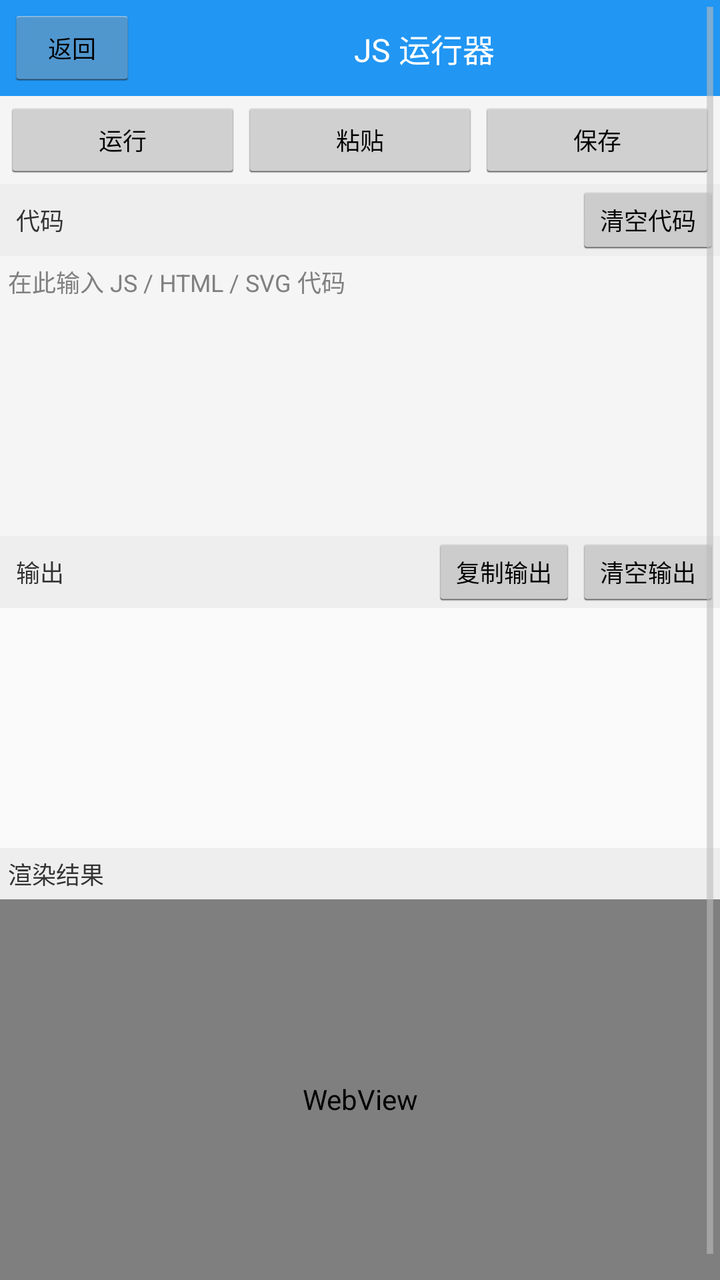
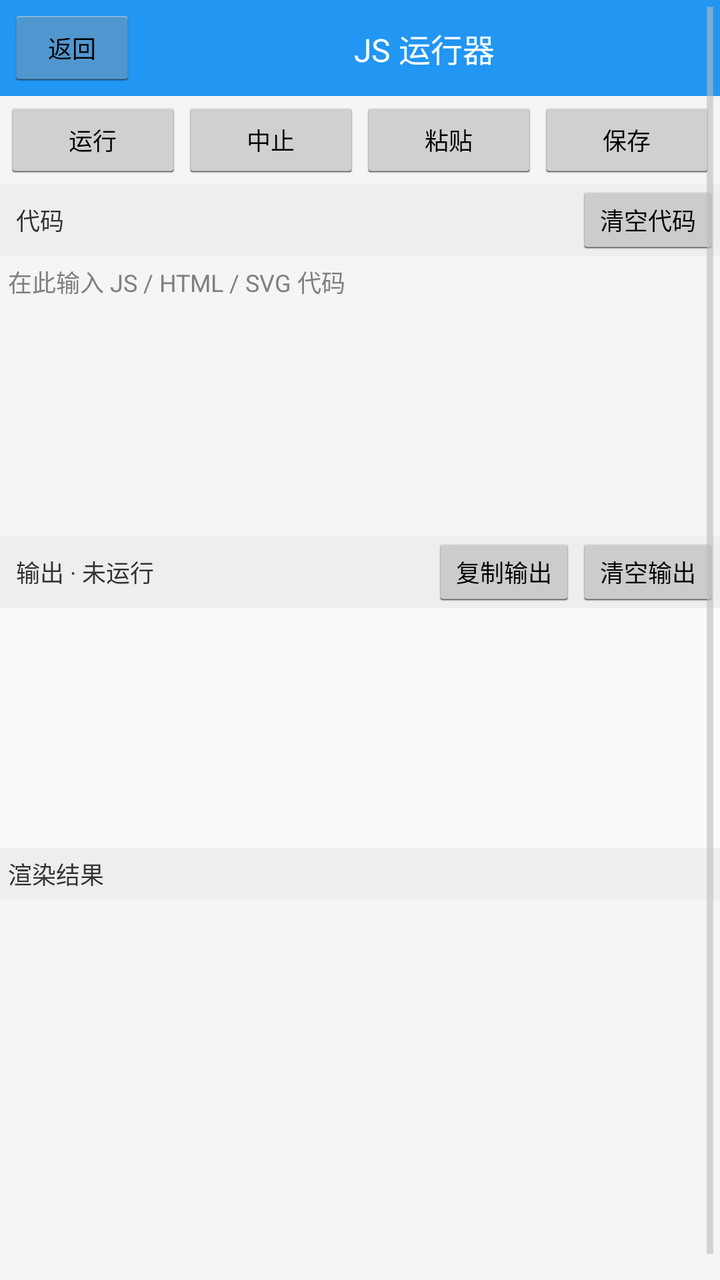

The first picture is an Android layout as it rendered before a commit; the second is the same layout after the commit. The layout source and the unified diff follow.
<!-- AndroidManifest.xml: application theme AppTheme -->
<!-- res/layout/activity_js_runner.xml -->
<?xml version="1.0" encoding="utf-8"?>
<ScrollView xmlns:android="http://schemas.android.com/apk/res/android"
    android:layout_width="match_parent"
    android:layout_height="match_parent"
    android:fillViewport="true">

<LinearLayout
    android:layout_width="match_parent"
    android:layout_height="wrap_content"
    android:orientation="vertical">

    <LinearLayout
        android:layout_width="match_parent"
        android:layout_height="wrap_content"
        android:background="#2196F3"
        android:orientation="horizontal"
        android:gravity="center_vertical"
        android:padding="4dp">

        <Button
            android:id="@+id/js_back_button"
            android:layout_width="wrap_content"
            android:layout_height="40dp"
            android:text="返回"
            android:textSize="12sp" />

        <TextView
            android:layout_width="0dp"
            android:layout_height="wrap_content"
            android:layout_weight="1"
            android:gravity="center"
            android:text="JS 运行器"
            android:textColor="#FFFFFF"
            android:textSize="16sp" />
    </LinearLayout>

    <LinearLayout
        android:layout_width="match_parent"
        android:layout_height="wrap_content"
        android:orientation="horizontal"
        android:padding="2dp">

        <Button
            android:id="@+id/js_run_button"
            android:layout_width="0dp"
            android:layout_height="40dp"
            android:layout_weight="1"
            android:text="运行"
            android:textSize="12sp" />

        <Button
            android:id="@+id/js_paste_button"
            android:layout_width="0dp"
            android:layout_height="40dp"
            android:layout_weight="1"
            android:text="粘贴"
            android:textSize="12sp" />

        <Button
            android:id="@+id/js_save_button"
            android:layout_width="0dp"
            android:layout_height="40dp"
            android:layout_weight="1"
            android:text="保存"
            android:textSize="12sp" />
    </LinearLayout>

    <LinearLayout
        android:layout_width="match_parent"
        android:layout_height="wrap_content"
        android:background="#EEEEEE"
        android:orientation="horizontal"
        android:gravity="center_vertical"
        android:paddingLeft="4dp">

        <TextView
            android:layout_width="0dp"
            android:layout_height="wrap_content"
            android:layout_weight="1"
            android:padding="4dp"
            android:text="代码"
            android:textColor="#333333"
            android:textSize="12sp" />

        <Button
            android:id="@+id/js_clear_code_button"
            android:layout_width="wrap_content"
            android:layout_height="36dp"
            android:text="清空代码"
            android:textSize="12sp" />
    </LinearLayout>

    <EditText
        android:id="@+id/js_code_input"
        android:layout_width="match_parent"
        android:layout_height="140dp"
        android:gravity="top|start"
        android:hint="在此输入 JS / HTML / SVG 代码"
        android:inputType="textMultiLine"
        android:textSize="12sp"
        android:background="#F5F5F5"
        android:padding="4dp" />

    <LinearLayout
        android:layout_width="match_parent"
        android:layout_height="wrap_content"
        android:background="#EEEEEE"
        android:orientation="horizontal"
        android:gravity="center_vertical"
        android:paddingLeft="4dp">

        <TextView
            android:layout_width="0dp"
            android:layout_height="wrap_content"
            android:layout_weight="1"
            android:padding="4dp"
            android:text="输出"
            android:textColor="#333333"
            android:textSize="12sp" />

        <Button
            android:id="@+id/js_copy_button"
            android:layout_width="wrap_content"
            android:layout_height="36dp"
            android:text="复制输出"
            android:textSize="12sp" />

        <Button
            android:id="@+id/js_clear_output_button"
            android:layout_width="wrap_content"
            android:layout_height="36dp"
            android:text="清空输出"
            android:textSize="12sp" />
    </LinearLayout>

    <ScrollView
        android:id="@+id/js_output_scroll"
        android:layout_width="match_parent"
        android:layout_height="120dp"
        android:background="#FAFAFA">

        <TextView
            android:id="@+id/js_output"
            android:layout_width="match_parent"
            android:layout_height="wrap_content"
            android:padding="4dp"
            android:textColor="#333333"
            android:textSize="11sp"
            android:typeface="monospace" />
    </ScrollView>

    <TextView
        android:layout_width="match_parent"
        android:layout_height="wrap_content"
        android:background="#EEEEEE"
        android:padding="4dp"
        android:text="渲染结果"
        android:textColor="#333333"
        android:textSize="12sp" />

    <WebView
        android:id="@+id/js_webview"
        android:layout_width="match_parent"
        android:layout_height="200dp"
        android:layout_weight="1" />
</LinearLayout>
</ScrollView>
<!-- resources referenced by this layout -->
<resources>
  <style name="AppTheme" parent="@android:style/Theme.Holo.Light">
          <item name="android:windowBackground">@color/background</item>
          <item name="android:actionBarStyle">@style/ActionBarStyle</item>
      </style>
  <color name="background">#f5f5f5</color>
  <style name="ActionBarStyle" parent="@android:style/Widget.Holo.Light.ActionBar">
          <item name="android:background">@color/primary</item>
      </style>
  <color name="primary">#2196f3</color>
</resources>

<!-- the commit's change to res/layout/activity_js_runner.xml (unified diff, before → after) -->
@@ -46,6 +46,15 @@
             android:layout_height="40dp"
             android:layout_weight="1"
             android:text="运行"
+            android:textSize="12sp" />
+
+        
+        <Button
+            android:id="@+id/js_abort_button"
+            android:layout_width="0dp"
+            android:layout_height="40dp"
+            android:layout_weight="1"
+            android:text="中止"
             android:textSize="12sp" />
 
         <Button
@@ -109,12 +118,14 @@
         android:gravity="center_vertical"
         android:paddingLeft="4dp">
 
+        
         <TextView
+            android:id="@+id/js_output_title"
             android:layout_width="0dp"
             android:layout_height="wrap_content"
             android:layout_weight="1"
             android:padding="4dp"
-            android:text="输出"
+            android:text="输出 · 未运行"
             android:textColor="#333333"
             android:textSize="12sp" />
 
@@ -158,8 +169,9 @@
         android:textColor="#333333"
         android:textSize="12sp" />
 
-    <WebView
-        android:id="@+id/js_webview"
+    
+    <FrameLayout
+        android:id="@+id/js_webview_host"
         android:layout_width="match_parent"
         android:layout_height="200dp"
         android:layout_weight="1" />
